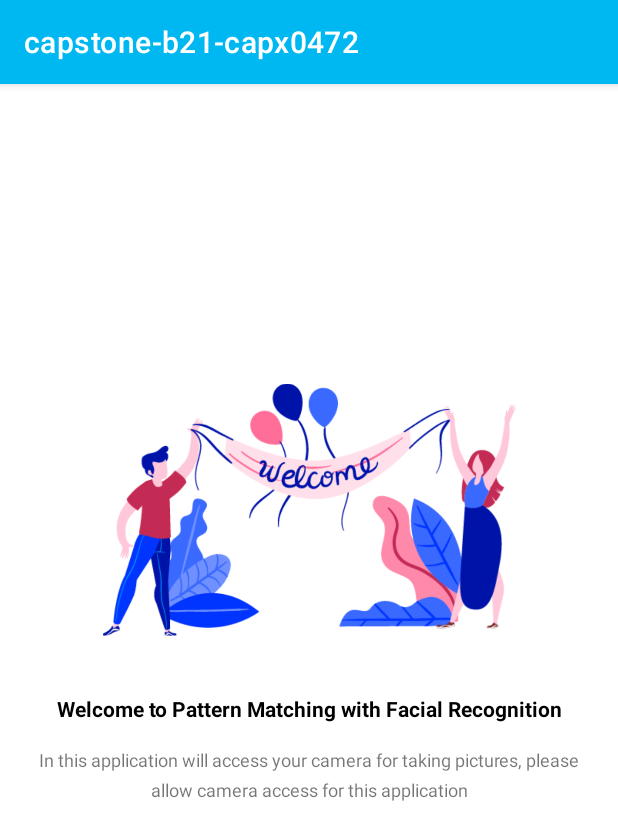
After one commit to dzakyathallah14/capstone-b21-capx0472, an Android app: the fragment Slider1Fragment shown on its own in the app's theme, on a phone screen of 412 x 824 dp. The commit adds this screen. Shown: the top 840 px of the screen. Run offline under Robolectric (Android 15) with nearby library versions, the phone set to English and light mode, and no system bars.

Commit message:
add slider fragment

```diff
--- a/app/build.gradle
+++ b/app/build.gradle
@@ -45,6 +45,7 @@ dependencies {
     implementation "com.google.android.material:material:$materialVersion"
     implementation "androidx.constraintlayout:constraintlayout:$constraintLayoutVersion"
     implementation "com.github.bumptech.glide:glide:$glideVersion"
+    implementation 'androidx.legacy:legacy-support-v4:1.0.0'
 
     //testing
     testImplementation "junit:junit:$junitVersion"
--- /dev/null
+++ b/app/src/main/java/com/bangkit/capstone/capx0472/ui/slider/Slider1Fragment.kt
@@ -0,0 +1,21 @@
+package com.bangkit.capstone.capx0472.ui.slider
+
+import android.os.Bundle
+import androidx.fragment.app.Fragment
+import android.view.LayoutInflater
+import android.view.View
+import android.view.ViewGroup
+import com.bangkit.capstone.capx0472.R
+
+
+class Slider1Fragment : Fragment() {
+
+    override fun onCreateView(
+        inflater: LayoutInflater, container: ViewGroup?,
+        savedInstanceState: Bundle?
+    ): View? {
+        // Inflate the layout for this fragment
+        return inflater.inflate(R.layout.fragment_slider1, container, false)
+    }
+
+}
--- /dev/null
+++ b/app/src/main/res/drawable/ic_false.xml
@@ -0,0 +1,5 @@
+<vector android:height="24dp" android:tint="#FF0000"
+    android:viewportHeight="24" android:viewportWidth="24"
+    android:width="24dp" xmlns:android="http://schemas.android.com/apk/res/android">
+    <path android:fillColor="@android:color/white" android:pathData="M19,6.41L17.59,5 12,10.59 6.41,5 5,6.41 10.59,12 5,17.59 6.41,19 12,13.41 17.59,19 19,17.59 13.41,12z"/>
+</vector>
--- /dev/null
+++ b/app/src/main/res/layout/fragment_slider1.xml
@@ -0,0 +1,49 @@
+<?xml version="1.0" encoding="utf-8"?>
+<androidx.constraintlayout.widget.ConstraintLayout xmlns:android="http://schemas.android.com/apk/res/android"
+    xmlns:app="http://schemas.android.com/apk/res-auto"
+    xmlns:tools="http://schemas.android.com/tools"
+    android:layout_width="match_parent"
+    android:layout_height="match_parent"
+    android:padding="16dp"
+    tools:context=".ui.slider.Slider1Fragment">
+
+   <ImageView
+       android:id="@+id/imageView"
+       android:layout_width="275dp"
+       android:layout_height="169dp"
+       android:layout_marginBottom="200dp"
+       android:src="@drawable/welcome"
+       app:layout_constraintBottom_toBottomOf="parent"
+       app:layout_constraintEnd_toEndOf="parent"
+       app:layout_constraintStart_toStartOf="parent"
+       app:layout_constraintTop_toTopOf="parent"
+       android:contentDescription="@string/welcome" />
+
+   <TextView
+       android:id="@+id/textView"
+       android:layout_width="0dp"
+       android:layout_height="wrap_content"
+       android:layout_marginTop="38dp"
+       android:gravity="center"
+       android:text="@string/slider_welcome"
+       android:textColor="@color/black"
+       android:textStyle="bold"
+       app:layout_constraintEnd_toEndOf="parent"
+       app:layout_constraintStart_toStartOf="parent"
+       app:layout_constraintTop_toBottomOf="@+id/imageView" />
+
+   <TextView
+       android:layout_width="0dp"
+       android:layout_height="wrap_content"
+       android:layout_marginStart="8dp"
+       android:layout_marginTop="16dp"
+       android:layout_marginEnd="8dp"
+       android:lineHeight="20sp"
+       android:text="@string/slider1"
+       android:textAlignment="center"
+       android:textSize="12sp"
+       app:layout_constraintEnd_toEndOf="parent"
+       app:layout_constraintStart_toStartOf="parent"
+       app:layout_constraintTop_toBottomOf="@+id/textView" />
+
+</androidx.constraintlayout.widget.ConstraintLayout>
--- a/app/src/main/res/values/strings.xml
+++ b/app/src/main/res/values/strings.xml
@@ -18,4 +18,18 @@
     <string name="cloud_member1">C2942657 - Dzaky Athallah Luqman</string>
     <string name="team_name">CAPSTONE-B21-CAPX0472</string>
     <string name="logo">Logo</string>
+    <string name="slider_welcome">Welcome to Pattern Matching with Facial Recognition</string>
+    <string name="slider_taking_picture">Taking a picture</string>
+    <string name="slider_started">Getting started</string>
+    <string name="slider1">In this application will access your camera for taking pictures,
+                            please allow camera access for this application</string>
+    <string name="slider2">For taking faces, try to get your face
+                            in the middle of the camera like the example above</string>
+    <string name="slider3">Don\'t take your picture looking sideways</string>
+    <string name="slider4">Don\'t take your picture using mask</string>
+    <string name="slider5">Let\'s start</string>
+    <!-- TODO: Remove or change this placeholder text -->
+    <string name="hello_blank_fragment">Hello blank fragment</string>
+
+
 </resources>
```
Also changed, not shown: app/src/main/java/com/bangkit/capstone/capx0472/ui/slider/Slider2Fragment.kt (added, +21 -0 lines), app/src/main/java/com/bangkit/capstone/capx0472/ui/slider/Slider3Fragment.kt (added, +21 -0 lines), app/src/main/java/com/bangkit/capstone/capx0472/ui/slider/Slider4Fragment.kt (added, +21 -0 lines), app/src/main/java/com/bangkit/capstone/capx0472/ui/slider/Slider5Fragment.kt (added, +20 -0 lines), app/src/main/res/layout/fragment_slider2.xml (added, +59 -0 lines), app/src/main/res/layout/fragment_slider3.xml (added, +59 -0 lines), app/src/main/res/layout/fragment_slider4.xml (added, +59 -0 lines), app/src/main/res/layout/fragment_slider5.xml (added, +60 -0 lines), app/src/main/res/drawable-v24/person1.png (added), app/src/main/res/drawable-v24/person2.png (added), app/src/main/res/drawable-v24/person3.png (added), app/src/main/res/drawable-v24/started.png (added), app/src/main/res/drawable-v24/welcome.png (added).
